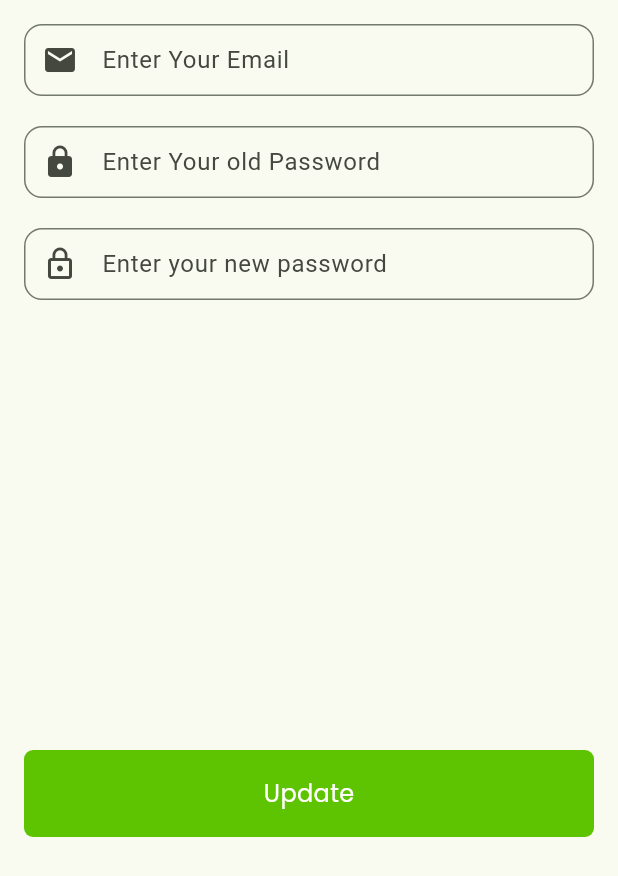
After one commit to qaisarabbas0011/grocery_app_using_firebase, a Flutter app: the ProfileScreen screen opened directly, after a tap on "Change Password", on a phone screen of 412 x 824 dp. The commit adds this screen. Shown: the top 876 px of the screen. Run offline on Flutter 3.47's test engine with Material 3 defaults, Android fonts, the phone set to English and light mode, and no system bars; our stand-ins replace cloud_firestore, firebase_auth, firebase_core, firebase_storage, google_fonts, image_picker; accounts and stored records are empty; network calls fail.

Commit message:
updated commit

```diff
--- /dev/null
+++ b/lib/screens/change_password_sceen.dart
@@ -0,0 +1,90 @@
+import 'package:firebase_auth/firebase_auth.dart';
+import 'package:flutter/material.dart';
+import 'package:grocery_plus/widgets/custom_text_field.dart';
+import 'package:grocery_plus/widgets/primary_button.dart';
+
+class ChangePasswordSceen extends StatefulWidget {
+  const ChangePasswordSceen({super.key});
+
+  @override
+  State<ChangePasswordSceen> createState() => _ChangePasswordSceenState();
+}
+
+class _ChangePasswordSceenState extends State<ChangePasswordSceen> {
+  TextEditingController emailController = TextEditingController();
+  TextEditingController passwordController = TextEditingController();
+  TextEditingController newPasswordController = TextEditingController();
+  var auth = FirebaseAuth.instance;
+  bool isLoading = false;
+  Future<void> changePassword() async {
+    try {
+      setState(() {
+        isLoading = true;
+      });
+      User? user = auth.currentUser;
+      if (user == null) {
+        ScaffoldMessenger.of(context).showSnackBar(
+          const SnackBar(content: Text("User not found")),
+        );
+        return;
+      }
+      var credential = await EmailAuthProvider.credential(
+          email: emailController.text, password: passwordController.text);
+      await user.reauthenticateWithCredential(credential);
+      await user.updatePassword(newPasswordController.text);
+      setState(() {
+        isLoading = false;
+      });
+      ScaffoldMessenger.of(context).showSnackBar(
+        const SnackBar(content: Text("Password updated successfully")),
+      );
+    } catch (e) {
+      setState(() {
+        isLoading = false;
+      });
+      debugPrint("this is the error$e");
+    }
+  }
+
+  @override
+  Widget build(BuildContext context) {
+    return Scaffold(
+      body: SafeArea(
+        child: Padding(
+          padding: const EdgeInsets.all(16.0),
+          child: SingleChildScrollView(
+            child: isLoading
+                ? const Center(
+                    child: CircularProgressIndicator(),
+                  )
+                : Column(
+                    children: [
+                      CustomTextField(
+                          hintText: "Enter Your Email",
+                          controller: emailController,
+                          prefixIcon: const Icon(Icons.email)),
+                      const SizedBox(height: 20),
+                      CustomTextField(
+                          hintText: "Enter Your old Password",
+                          controller: passwordController,
+                          prefixIcon: const Icon(Icons.lock)),
+                      const SizedBox(height: 20),
+                      CustomTextField(
+                        hintText: "Enter your new password",
+                        controller: newPasswordController,
+                        prefixIcon: const Icon(Icons.lock_outline),
+                      ),
+                      const SizedBox(height: 300),
+                      PrimaryButton(
+                          title: "Update",
+                          ontap: () {
+                            changePassword();
+                          })
+                    ],
+                  ),
+          ),
+        ),
+      ),
+    );
+  }
+}
--- a/lib/screens/profile_screen.dart
+++ b/lib/screens/profile_screen.dart
@@ -2,6 +2,7 @@ import 'package:cloud_firestore/cloud_firestore.dart';
 import 'package:firebase_auth/firebase_auth.dart';
 import 'package:flutter/material.dart';
 import 'package:grocery_plus/Models/user_model.dart';
+import 'package:grocery_plus/screens/change_password_sceen.dart';
 import 'package:grocery_plus/screens/edit_profile_screen.dart';
 import 'package:grocery_plus/screens/login_screen.dart';
 import 'package:grocery_plus/widgets/profile_widget.dart';
@@ -86,6 +87,18 @@ class _ProfileScreenState extends State<ProfileScreen> {
               height: 20,
             ),
             ProfileWidget(
+                leadingIcon: Icons.lock,
+                title: "Change Password",
+                ontap: () {
+                  Navigator.push(
+                      context,
+                      MaterialPageRoute(
+                          builder: (c) => const ChangePasswordSceen()));
+                }),
+            const SizedBox(
+              height: 20,
+            ),
+            ProfileWidget(
                 leadingIcon: Icons.logout,
                 title: "Logout",
                 ontap: () {
```
